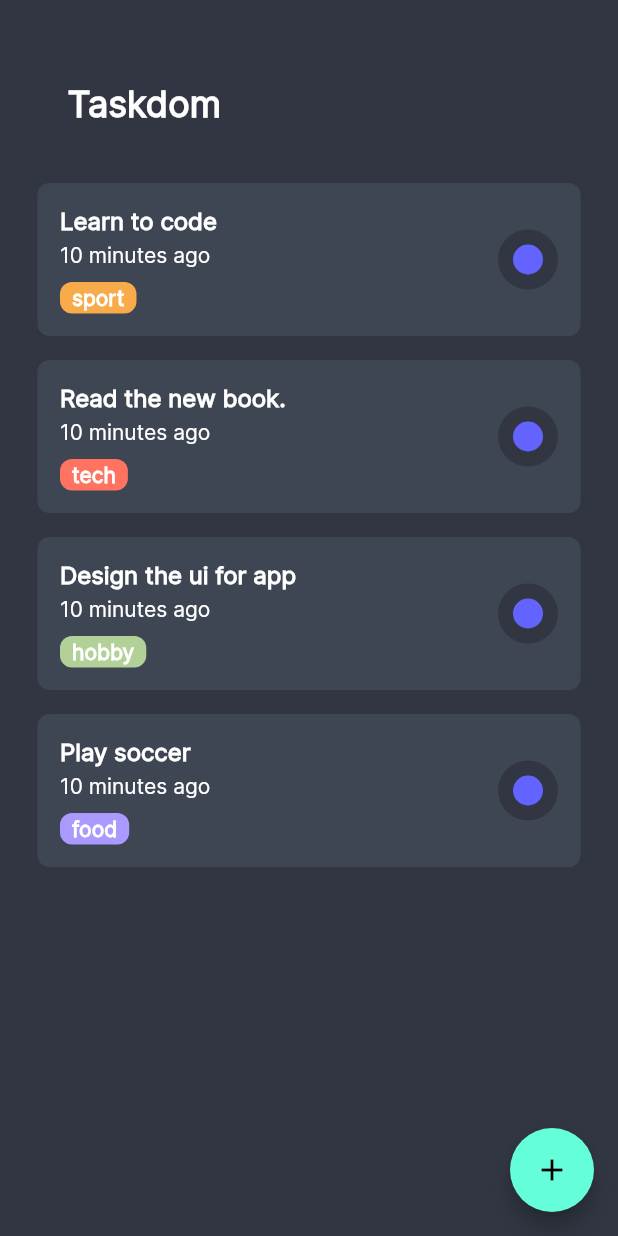
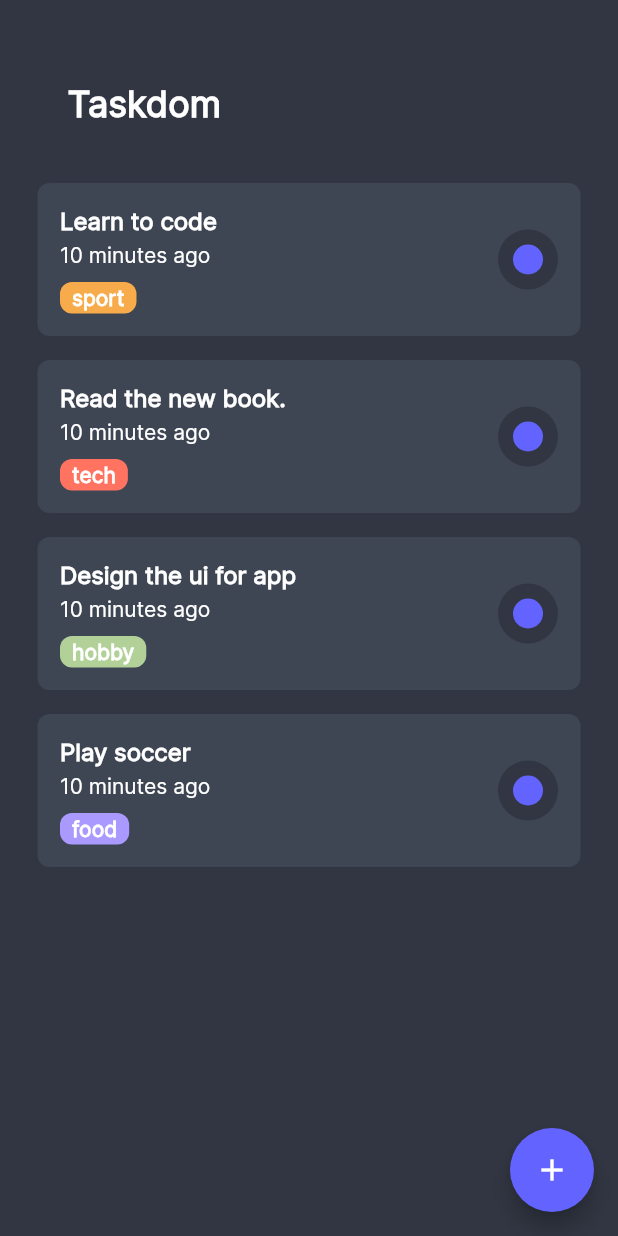
Before and after one commit to sammyodiagbe/tododorm, a Flutter app: the screen it shows after launch, on a phone screen of 412 x 824 dp. Run offline on Flutter 3.47's test engine with Material 2 defaults, Android fonts, the phone set to English and light mode, and no system bars.

Commit message:
changed app accent color

```diff
--- a/lib/constants.dart
+++ b/lib/constants.dart
@@ -2,5 +2,6 @@ import "package:flutter/material.dart";
 
 const darkThemeBackground = Color(0xff313642);
 const tileContainerColor = Color(0xff3e4553);
+const accentColor = Color(0xff6364FF);
 const titleTextStyle = TextStyle(fontSize: 16, fontWeight: FontWeight.bold);
 const tagTextStyle = TextStyle(fontWeight: FontWeight.bold);
--- a/lib/main.dart
+++ b/lib/main.dart
@@ -1,5 +1,6 @@
 // ignore_for_file: prefer_const_constructors
 import "package:flutter/material.dart";
+import 'package:taskdorm/constants.dart';
 import 'package:taskdorm/screens/taskScreen.dart';
 
 void main(List<String> args) {
@@ -14,9 +15,13 @@ class TaskApp extends StatelessWidget {
     return MaterialApp(
       debugShowCheckedModeBanner: false,
       theme: ThemeData.dark().copyWith(
+        colorScheme: ColorScheme.fromSwatch().copyWith(secondary: accentColor),
         textTheme: ThemeData.dark().textTheme.apply(
               fontFamily: 'Inter',
             ),
+        // floatingActionButtonTheme: FloatingActionButtonThemeData(
+        //   backgroundColor:
+        // ),
       ),
       themeMode: ThemeMode.dark,
       home: TaskScreen(),
```
